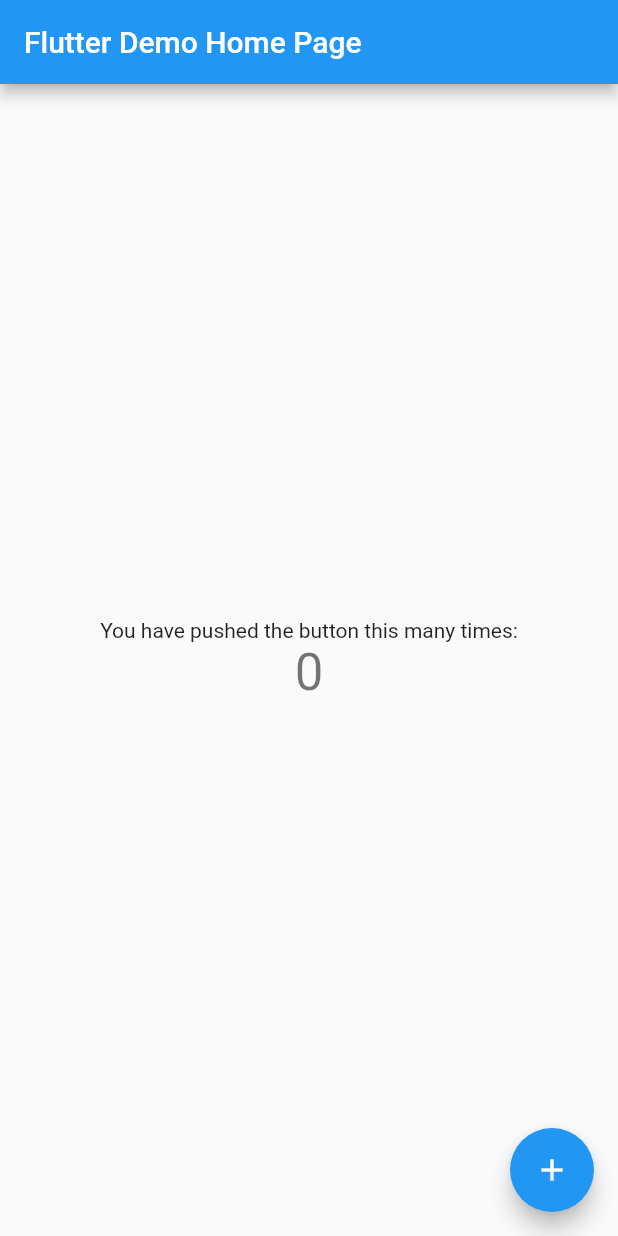
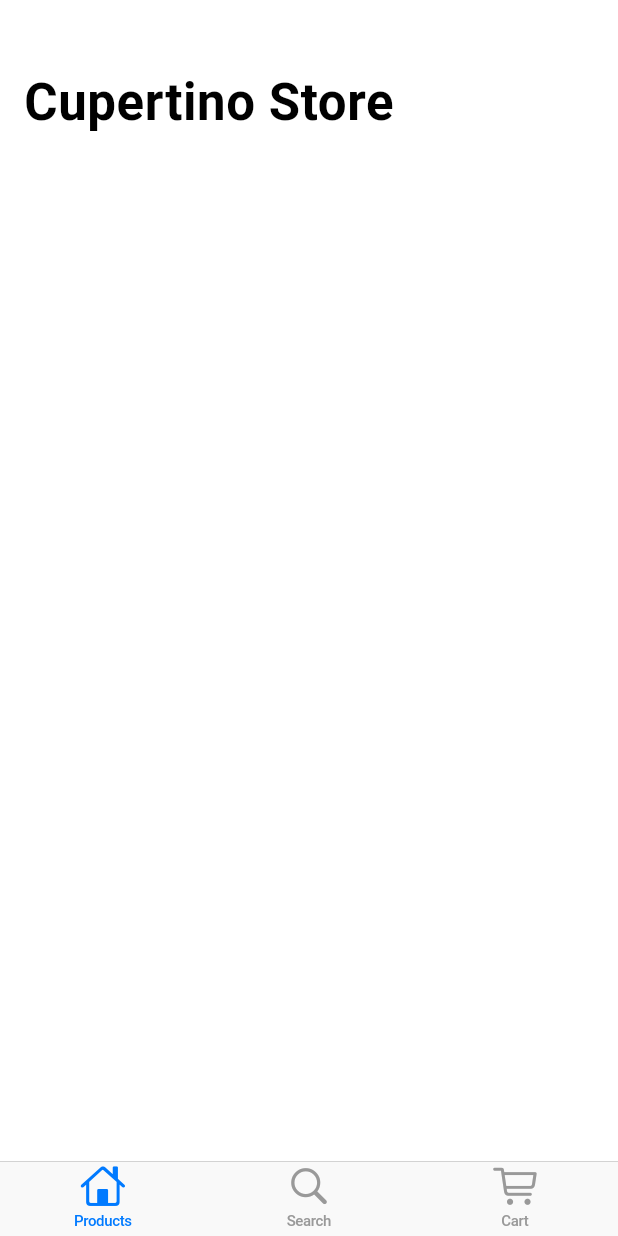
Before and after one commit to mateus-araujo/flutter-cupertino-store, a Flutter app: the screen it shows after launch, on a phone screen of 412 x 824 dp. Run offline on Flutter 3.47's test engine with Material 2 defaults, Android fonts, the phone set to English and light mode, and no system bars.

Commit message:
feat(tabs): create structure with app tabs

```diff
--- /dev/null
+++ b/lib/app/app.dart
@@ -0,0 +1,74 @@
+import 'package:flutter/cupertino.dart';
+import 'package:flutter/material.dart';
+import 'package:flutter/services.dart';
+
+import './tabs/product_list_tab.dart';
+import './tabs/search_tab.dart';
+import './tabs/shopping_cart_tab.dart';
+
+class CupertinoStoreApp extends StatelessWidget {
+  @override
+  Widget build(BuildContext context) {
+    SystemChrome.setPreferredOrientations(
+        [DeviceOrientation.portraitUp, DeviceOrientation.portraitDown]);
+
+    return CupertinoApp(
+      theme: const CupertinoThemeData(brightness: Brightness.light),
+      home: CupertinoStoreHomePage(),
+    );
+  }
+}
+
+class CupertinoStoreHomePage extends StatelessWidget {
+  @override
+  Widget build(BuildContext context) {
+    return CupertinoTabScaffold(
+      tabBar: CupertinoTabBar(
+        items: const <BottomNavigationBarItem>[
+          BottomNavigationBarItem(
+            icon: Icon(CupertinoIcons.home),
+            label: 'Products',
+          ),
+          BottomNavigationBarItem(
+            icon: Icon(CupertinoIcons.search),
+            label: 'Search',
+          ),
+          BottomNavigationBarItem(
+            icon: Icon(CupertinoIcons.shopping_cart),
+            label: 'Cart',
+          ),
+        ],
+      ),
+      tabBuilder: (context, index) {
+        late final CupertinoTabView returnValue;
+
+        switch (index) {
+          case 0:
+            returnValue = CupertinoTabView(builder: (context) {
+              return CupertinoPageScaffold(
+                child: SafeArea(
+                  child: ProductListTab(),
+                ),
+              );
+            });
+            break;
+          case 1:
+            returnValue = CupertinoTabView(builder: (context) {
+              return CupertinoPageScaffold(
+                child: SearchTab(),
+              );
+            });
+            break;
+          case 2:
+            returnValue = CupertinoTabView(builder: (context) {
+              return CupertinoPageScaffold(
+                child: ShoppingCartTab(),
+              );
+            });
+            break;
+        }
+        return returnValue;
+      },
+    );
+  }
+}
--- /dev/null
+++ b/lib/app/tabs/product_list_tab.dart
@@ -0,0 +1,14 @@
+import 'package:flutter/cupertino.dart';
+
+class ProductListTab extends StatelessWidget {
+  @override
+  Widget build(BuildContext context) {
+    return const CustomScrollView(
+      slivers: <Widget>[
+        CupertinoSliverNavigationBar(
+          largeTitle: Text('Cupertino Store'),
+        )
+      ],
+    );
+  }
+}
--- a/lib/main.dart
+++ b/lib/main.dart
@@ -1,113 +1,7 @@
-import 'package:flutter/material.dart';
+import 'package:flutter/cupertino.dart';
+
+import './app/app.dart';
 
 void main() {
-  runApp(MyApp());
+  runApp(CupertinoStoreApp());
 }
-
-class MyApp extends StatelessWidget {
-  // This widget is the root of your application.
-  @override
-  Widget build(BuildContext context) {
-    return MaterialApp(
-      title: 'Flutter Demo',
-      theme: ThemeData(
-        // This is the theme of your application.
-        //
-        // Try running your application with "flutter run". You'll see the
-        // application has a blue toolbar. Then, without quitting the app, try
-        // changing the primarySwatch below to Colors.green and then invoke
-        // "hot reload" (press "r" in the console where you ran "flutter run",
-        // or simply save your changes to "hot reload" in a Flutter IDE).
-        // Notice that the counter didn't reset back to zero; the application
-        // is not restarted.
-        primarySwatch: Colors.blue,
-      ),
-      home: MyHomePage(title: 'Flutter Demo Home Page'),
-    );
-  }
-}
-
-class MyHomePage extends StatefulWidget {
-  MyHomePage({Key? key, this.title}) : super(key: key);
-
-  // This widget is the home page of your application. It is stateful, meaning
-  // that it has a State object (defined below) that contains fields that affect
-  // how it looks.
-
-  // This class is the configuration for the state. It holds the values (in this
-  // case the title) provided by the parent (in this case the App widget) and
-  // used by the build method of the State. Fields in a Widget subclass are
-  // always marked "final".
-
-  final String? title;
-
-  @override
-  _MyHomePageState createState() => _MyHomePageState();
-}
-
-class _MyHomePageState extends State<MyHomePage> {
-  int _counter = 0;
-
-  void _incrementCounter() {
-    setState(() {
-      // This call to setState tells the Flutter framework that something has
-      // changed in this State, which causes it to rerun the build method below
-      // so that the display can reflect the updated values. If we changed
-      // _counter without calling setState(), then the build method would not be
-      // called again, and so nothing would appear to happen.
-      _counter++;
-    });
-  }
-
-  @override
-  Widget build(BuildContext context) {
-    // This method is rerun every time setState is called, for instance as done
-    // by the _incrementCounter method above.
-    //
-    // The Flutter framework has been optimized to make rerunning build methods
-    // fast, so that you can just rebuild anything that needs updating rather
-    // than having to individually change instances of widgets.
-    return Scaffold(
-      appBar: AppBar(
-        // Here we take the value from the MyHomePage object that was created by
-        // the App.build method, and use it to set our appbar title.
-        title: Text(widget.title!),
-      ),
-      body: Center(
-        // Center is a layout widget. It takes a single child and positions it
-        // in the middle of the parent.
-        child: Column(
-          // Column is also a layout widget. It takes a list of children and
-          // arranges them vertically. By default, it sizes itself to fit its
-          // children horizontally, and tries to be as tall as its parent.
-          //
-          // Invoke "debug painting" (press "p" in the console, choose the
-          // "Toggle Debug Paint" action from the Flutter Inspector in Android
-          // Studio, or the "Toggle Debug Paint" command in Visual Studio Code)
-          // to see the wireframe for each widget.
-          //
-          // Column has various properties to control how it sizes itself and
-          // how it positions its children. Here we use mainAxisAlignment to
-          // center the children vertically; the main axis here is the vertical
-          // axis because Columns are vertical (the cross axis would be
-          // horizontal).
-          mainAxisAlignment: MainAxisAlignment.center,
-          children: <Widget>[
-            Text(
-              'You have pushed the button this many times:',
-            ),
-            Text(
-              '$_counter',
-              style: Theme.of(context).textTheme.headline4,
-            ),
-          ],
-        ),
-      ),
-      floatingActionButton: FloatingActionButton(
-        onPressed: _incrementCounter,
-        tooltip: 'Increment',
-        child: Icon(Icons.add),
-      ), // This trailing comma makes auto-formatting nicer for build methods.
-    );
-  }
-}
```
Also changed, not shown: lib/app/tabs/search_tab.dart (added, +21 -0 lines), lib/app/tabs/shopping_cart_tab.dart (added, +22 -0 lines), lib/styles.dart (added, +45 -0 lines), pubspec.yaml (+61 -62 lines), pubspec.lock, 1 other file.
